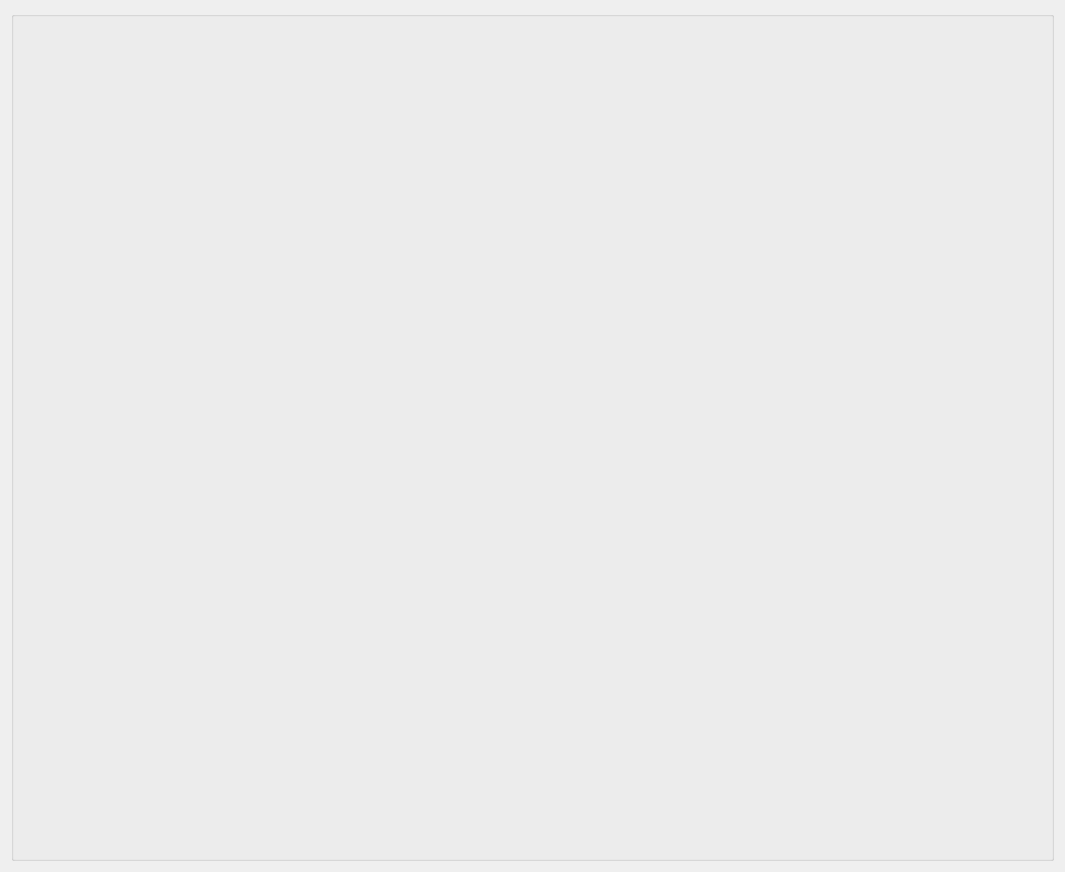
The window that paintarea.ui (W-Shannon/UAV_Intern) describes before a commit, drawn with Qt 5.
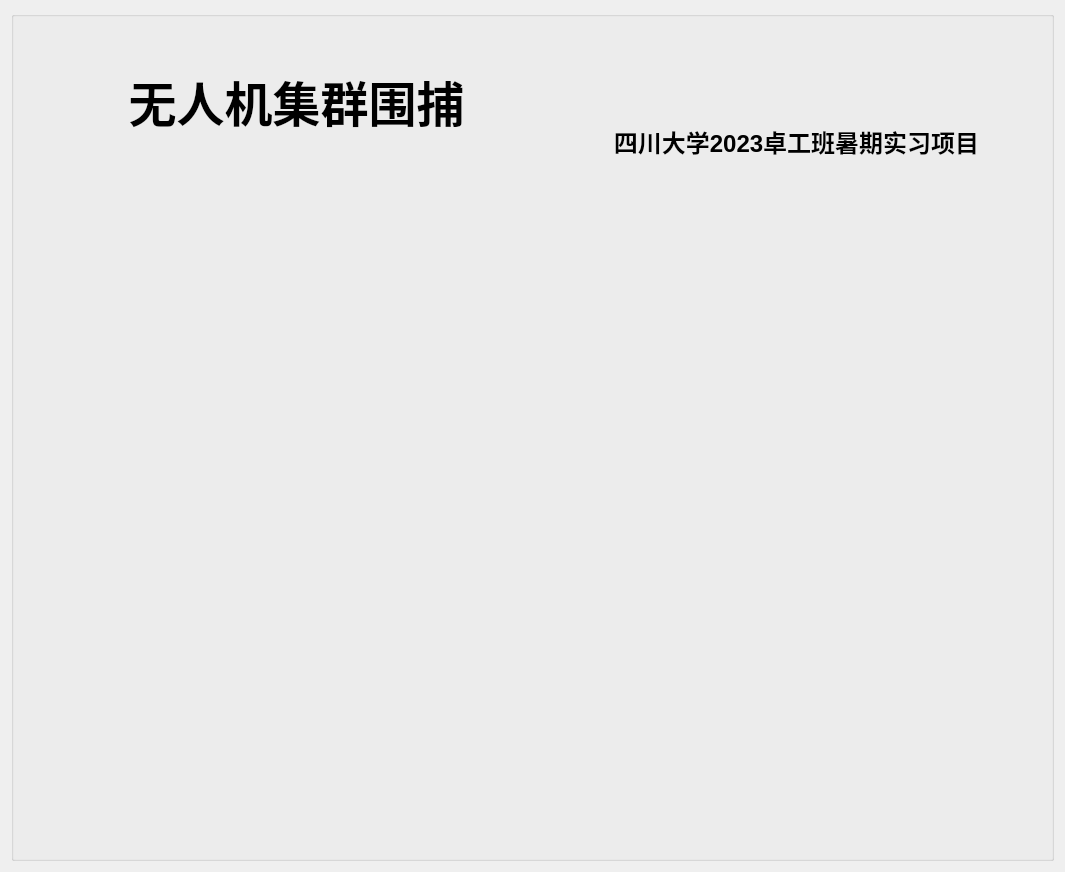
The same window after the commit.

Patch:
```diff
--- a/paintarea.ui
+++ b/paintarea.ui
@@ -31,6 +31,32 @@
      <property name="title">
       <string/>
      </property>
+     <widget class="QLabel" name="label">
+      <property name="geometry">
+       <rect>
+        <x>10</x>
+        <y>30</y>
+        <width>551</width>
+        <height>121</height>
+       </rect>
+      </property>
+      <property name="text">
+       <string>&lt;html&gt;&lt;head/&gt;&lt;body&gt;&lt;p align=&quot;center&quot;&gt;&lt;span style=&quot; font-size:36pt; font-weight:600;&quot;&gt;无人机集群围捕&lt;/span&gt;&lt;/p&gt;&lt;/body&gt;&lt;/html&gt;</string>
+      </property>
+     </widget>
+     <widget class="QLabel" name="label_2">
+      <property name="geometry">
+       <rect>
+        <x>510</x>
+        <y>70</y>
+        <width>551</width>
+        <height>121</height>
+       </rect>
+      </property>
+      <property name="text">
+       <string>&lt;html&gt;&lt;head/&gt;&lt;body&gt;&lt;p align=&quot;center&quot;&gt;&lt;span style=&quot; font-size:18pt; font-weight:600;&quot;&gt;四川大学2023卓工班暑期实习项目&lt;/span&gt;&lt;/p&gt;&lt;/body&gt;&lt;/html&gt;</string>
+      </property>
+     </widget>
     </widget>
    </item>
   </layout>
```
